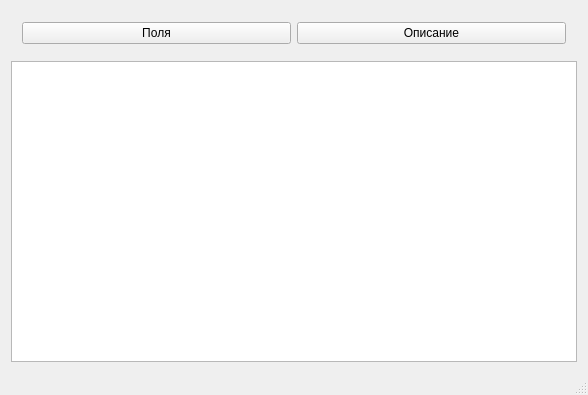
Before: the Qt Designer form src/gtool1cd/table_data_window.ui in e8tools/tool1cd, drawn with Qt 5.
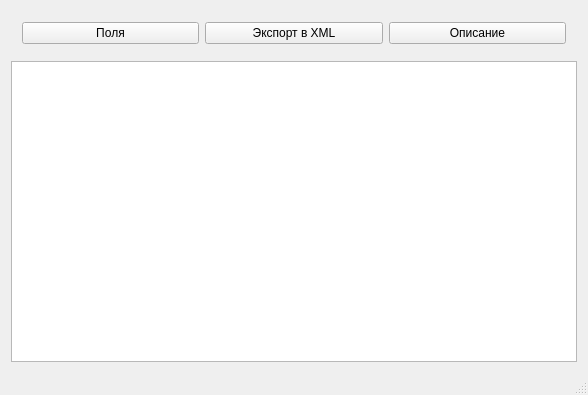
After: the same form once the commit is applied.

Commit message: Экспорт в XML

Diff of the .ui file:
```diff
--- a/src/gtool1cd/table_data_window.ui
+++ b/src/gtool1cd/table_data_window.ui
@@ -37,6 +37,13 @@
          </property>
         </widget>
        </item>
+       <item>
+        <widget class="QPushButton" name="exportToXmlButton">
+         <property name="text">
+          <string>Экспорт в XML</string>
+         </property>
+        </widget>
+       </item>
        <item>
         <widget class="QPushButton" name="descriptionButton">
          <property name="text">
```
The commit also changes 3 other files.
